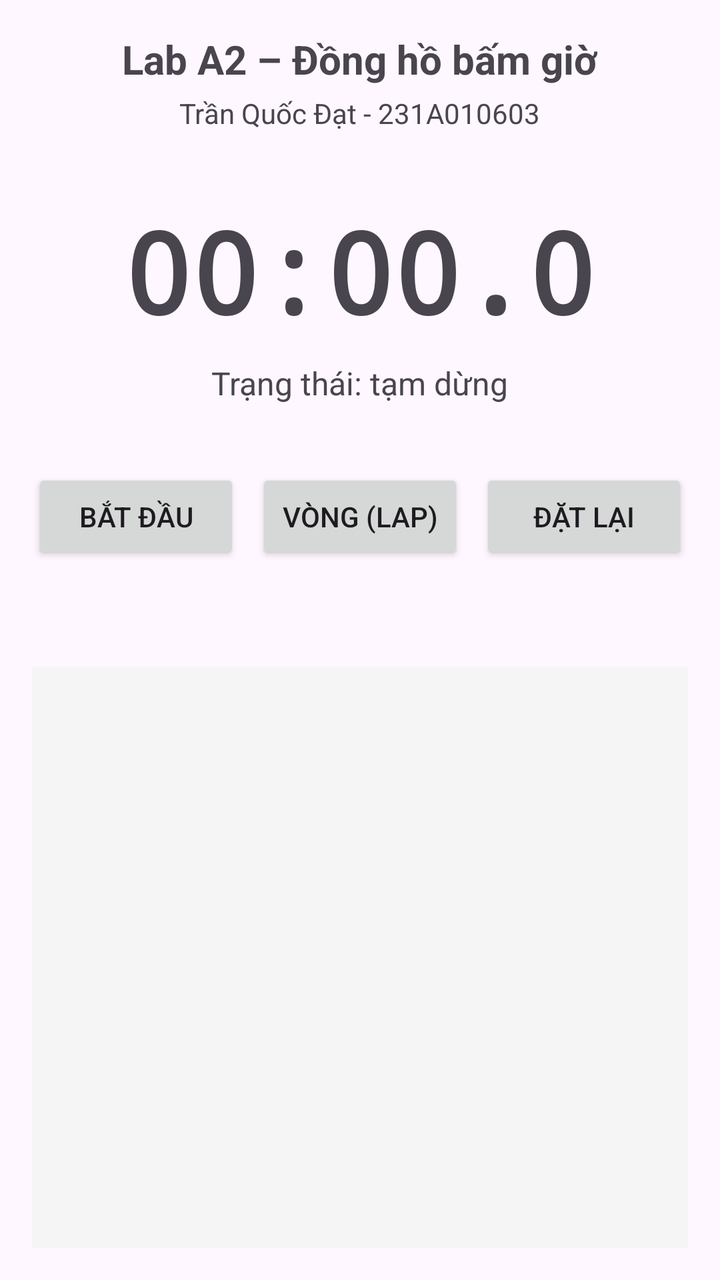
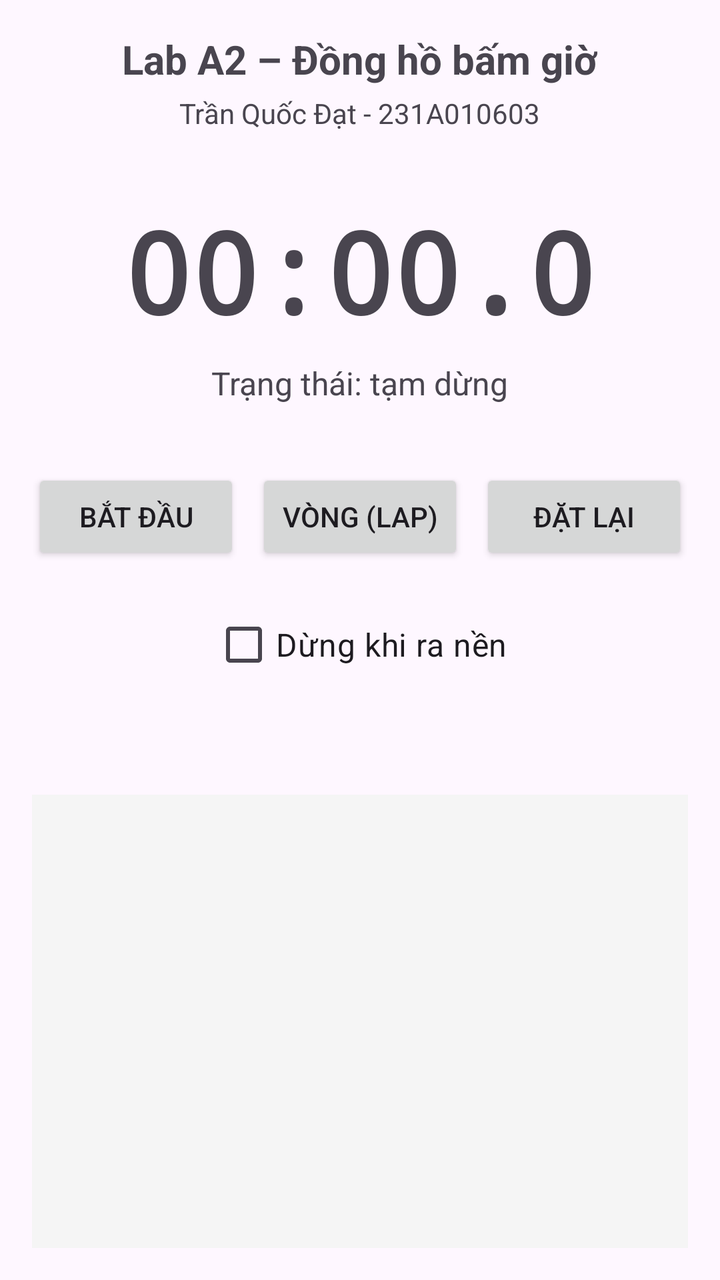

Two renders of the same Android screen: before a commit and after it. Below are the layout's source before the change and the commit's diff.
<!-- AndroidManifest.xml: application theme Theme.A2231A010603 -->
<!-- res/layout/activity_main.xml -->
<?xml version="1.0" encoding="utf-8"?>
<LinearLayout xmlns:android="http://schemas.android.com/apk/res/android"
    android:id="@+id/main"
    android:layout_width="match_parent"
    android:layout_height="match_parent"
    android:gravity="center_horizontal"
    android:orientation="vertical"
    android:padding="16dp">

    <TextView
        android:layout_width="wrap_content"
        android:layout_height="wrap_content"
        android:text="@string/title"
        android:textSize="20sp"
        android:textStyle="bold" />

    <TextView
        android:layout_width="wrap_content"
        android:layout_height="wrap_content"
        android:layout_marginTop="4dp"
        android:text="@string/student" />

    <TextView
        android:id="@+id/tvTime"
        android:layout_width="wrap_content"
        android:layout_height="wrap_content"
        android:layout_marginTop="32dp"
        android:fontFamily="monospace"
        android:text="@string/zero_time"
        android:textSize="56sp"
        android:textStyle="bold" />

    <TextView
        android:id="@+id/tvStatus"
        android:layout_width="wrap_content"
        android:layout_height="wrap_content"
        android:layout_marginTop="8dp"
        android:text="@string/status_paused"
        android:textSize="16sp" />

    <LinearLayout
        android:layout_width="match_parent"
        android:layout_height="wrap_content"
        android:layout_marginTop="32dp"
        android:orientation="horizontal">

        <Button
            android:id="@+id/btnStartPause"
            android:layout_width="0dp"
            android:layout_height="wrap_content"
            android:layout_weight="1"
            android:text="@string/start" />

        
        <Button
            android:id="@+id/btnLap"
            android:layout_width="0dp"
            android:layout_height="wrap_content"
            android:layout_marginStart="8dp"
            android:layout_weight="1"
            android:text="Vòng (Lap)" />

        <Button
            android:id="@+id/btnReset"
            android:layout_width="0dp"
            android:layout_height="wrap_content"
            android:layout_marginStart="8dp"
            android:layout_weight="1"
            android:text="@string/reset" />
    </LinearLayout>

    <TextView
        android:id="@+id/tvRecreate"
        android:layout_width="wrap_content"
        android:layout_height="wrap_content"
        android:layout_marginTop="16dp"
        android:textSize="14sp" />

    
    <ScrollView
        android:layout_width="match_parent"
        android:layout_height="0dp"
        android:layout_weight="1"
        android:layout_marginTop="16dp"
        android:background="#F5F5F5"
        android:padding="8dp">

        <TextView
            android:id="@+id/tvLaps"
            android:layout_width="match_parent"
            android:layout_height="wrap_content"
            android:fontFamily="monospace"
            android:textSize="16sp"
            android:textColor="#000000" />
    </ScrollView>
</LinearLayout>
<!-- resources referenced by this layout -->
<resources>
  <string name="reset">Đặt lại</string>
  <string name="start">Bắt đầu</string>
  <string name="status_paused">Trạng thái: tạm dừng</string>
  <string name="student">Trần Quốc Đạt - 231A010603</string>
  <string name="title">Lab A2 – Đồng hồ bấm giờ</string>
  <string name="zero_time">00:00.0</string>
  <style name="Theme.A2231A010603" parent="Base.Theme.A2231A010603" />
  <style name="Base.Theme.A2231A010603" parent="Theme.Material3.DayNight.NoActionBar">
          
          
      </style>
</resources>

<!-- the commit's change to res/layout/activity_main.xml (unified diff, before → after) -->
@@ -68,6 +68,14 @@
             android:layout_weight="1"
             android:text="@string/reset" />
     </LinearLayout>
+    
+    <CheckBox
+        android:id="@+id/cbStopOnBackground"
+        android:layout_width="wrap_content"
+        android:layout_height="wrap_content"
+        android:layout_marginTop="16dp"
+        android:text="Dừng khi ra nền"
+        android:textSize="16sp" />
 
     <TextView
         android:id="@+id/tvRecreate"
@@ -75,6 +83,7 @@
         android:layout_height="wrap_content"
         android:layout_marginTop="16dp"
         android:textSize="14sp" />
+
 
     
     <ScrollView
